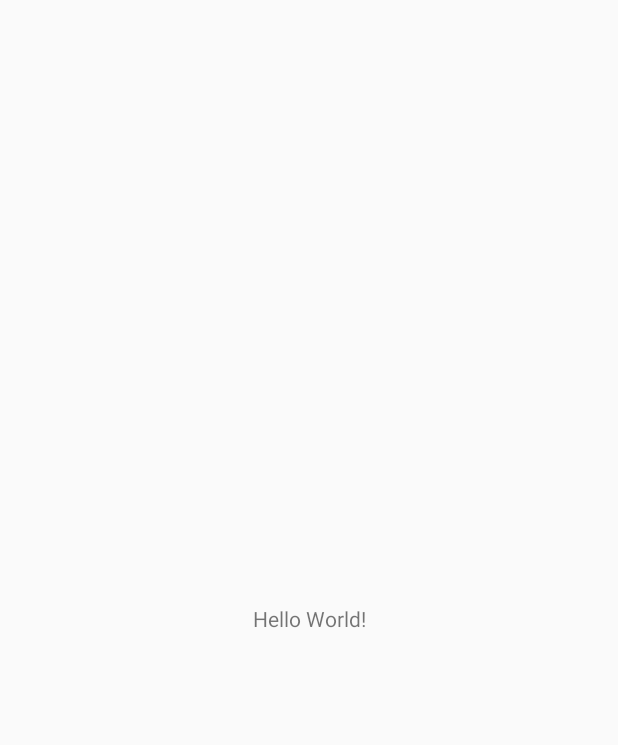
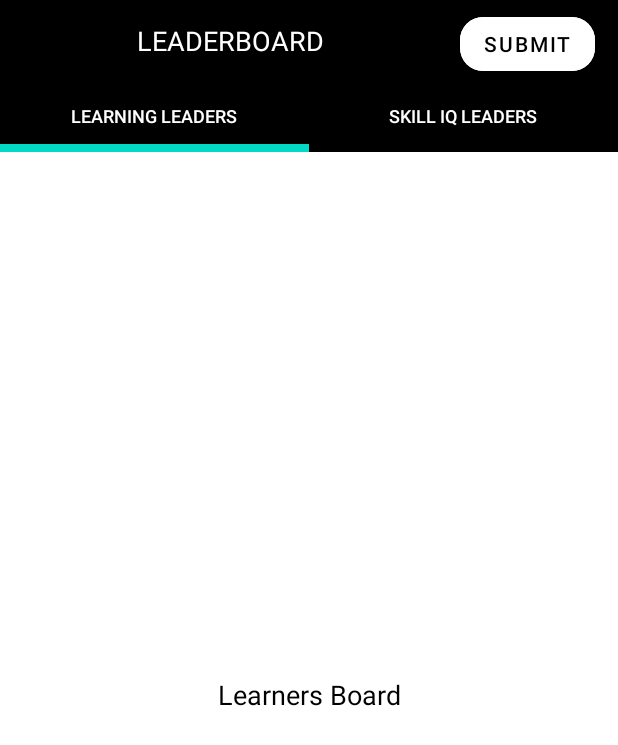
Before and after one commit to GozieUdemba/GADSLeaderboard, an Android app: the screen it shows after launch (MainActivity), on a phone screen of 412 x 824 dp. Before the commit the part shown is almost empty. Shown: the top 745 px of the screen. Run offline under Robolectric (Android 15) with nearby library versions, the phone set to English and light mode, and no system bars; our stand-ins replace data binding.

Commit message:
completed home screen ui

```diff
--- a/app/build.gradle
+++ b/app/build.gradle
@@ -20,6 +20,10 @@ android {
             proguardFiles getDefaultProguardFile('proguard-android-optimize.txt'), 'proguard-rules.pro'
         }
     }
+
+    buildFeatures{
+        dataBinding true
+    }
 }
 
 dependencies {
@@ -29,5 +33,7 @@ dependencies {
     testImplementation 'junit:junit:4.12'
     androidTestImplementation 'androidx.test.ext:junit:1.1.1'
     androidTestImplementation 'androidx.test.espresso:espresso-core:3.2.0'
+    implementation 'androidx.legacy:legacy-support-v4:1.0.0'
+    implementation 'com.google.android.material:material:1.2.0'
 
 }
--- /dev/null
+++ b/app/src/main/java/android/example/learnerleaderboard/LearningFragment.java
@@ -0,0 +1,33 @@
+package android.example.learnerleaderboard;
+
+import android.example.learnerleaderboard.databinding.FragmentLearningBinding;
+import android.os.Bundle;
+import android.view.LayoutInflater;
+import android.view.View;
+import android.view.ViewGroup;
+
+import androidx.annotation.NonNull;
+import androidx.annotation.Nullable;
+import androidx.databinding.DataBindingUtil;
+import androidx.fragment.app.Fragment;
+
+public class LearningFragment extends Fragment {
+
+    private FragmentLearningBinding binding;
+    @Override
+    public void onCreate(@Nullable Bundle savedInstanceState) {
+        super.onCreate(savedInstanceState);
+    }
+
+    @Nullable
+    @Override
+    public View onCreateView(@NonNull LayoutInflater inflater, @Nullable ViewGroup container, @Nullable Bundle savedInstanceState) {
+       binding = DataBindingUtil.inflate(inflater, R.layout.fragment_learning, container, false);
+        return binding.getRoot();
+    }
+
+    @Override
+    public void onViewCreated(@NonNull View view, @Nullable Bundle savedInstanceState) {
+        super.onViewCreated(view, savedInstanceState);
+    }
+}
--- a/app/src/main/java/android/example/learnerleaderboard/MainActivity.java
+++ b/app/src/main/java/android/example/learnerleaderboard/MainActivity.java
@@ -1,14 +1,63 @@
 package android.example.learnerleaderboard;
 
+import androidx.annotation.NonNull;
 import androidx.appcompat.app.AppCompatActivity;
+import androidx.databinding.DataBindingUtil;
+import androidx.fragment.app.Fragment;
+import androidx.fragment.app.FragmentActivity;
+import androidx.viewpager2.adapter.FragmentStateAdapter;
 
+import android.example.learnerleaderboard.databinding.ActivityMainBinding;
 import android.os.Bundle;
 
+import com.google.android.material.tabs.TabLayout;
+import com.google.android.material.tabs.TabLayoutMediator;
+
 public class MainActivity extends AppCompatActivity {
+
+    ActivityMainBinding binding;
+    private String[] tabTitles = new String[]{"Learning Leaders", "Skill IQ Leaders"};
 
     @Override
     protected void onCreate(Bundle savedInstanceState) {
         super.onCreate(savedInstanceState);
-        setContentView(R.layout.activity_main);
+        binding = DataBindingUtil.setContentView(this, R.layout.activity_main);
+
+        initializeTabs();
+    }
+
+    private void initializeTabs(){
+        binding.viewPager.setAdapter(new ViewPagerFragmentAdapter(this));
+
+        new TabLayoutMediator(binding.tabLayout, binding.viewPager, new TabLayoutMediator.TabConfigurationStrategy() {
+            @Override
+            public void onConfigureTab(@NonNull TabLayout.Tab tab, int position) {
+                tab.setText(tabTitles[position]);
+            }
+        }).attach();
+    }
+
+    private class ViewPagerFragmentAdapter extends FragmentStateAdapter{
+        public ViewPagerFragmentAdapter(@NonNull FragmentActivity fragment) {
+            super(fragment);
+        }
+
+        @NonNull
+        @Override
+        public Fragment createFragment(int position) {
+            switch (position){
+                case 0:
+                    return new LearningFragment();
+                case 1:
+                    return new SkillsFragment();
+            }
+            return new LearningFragment();
+
+        }
+
+        @Override
+        public int getItemCount() {
+            return 2;
+        }
     }
 }
--- a/app/src/main/res/layout/activity_main.xml
+++ b/app/src/main/res/layout/activity_main.xml
@@ -1,18 +1,74 @@
 <?xml version="1.0" encoding="utf-8"?>
-<androidx.constraintlayout.widget.ConstraintLayout xmlns:android="http://schemas.android.com/apk/res/android"
+<layout xmlns:android="http://schemas.android.com/apk/res/android"
     xmlns:app="http://schemas.android.com/apk/res-auto"
-    xmlns:tools="http://schemas.android.com/tools"
+    >
+
+
+    <androidx.coordinatorlayout.widget.CoordinatorLayout
+        android:layout_height="match_parent"
+        android:layout_width="match_parent"
+       >
+
+        <androidx.constraintlayout.widget.ConstraintLayout
             android:layout_width="match_parent"
             android:layout_height="match_parent"
-    tools:context=".MainActivity">
+            android:background="#000000">
 
             <TextView
+                android:id="@+id/textView"
                 android:layout_width="wrap_content"
                 android:layout_height="wrap_content"
-        android:text="Hello World!"
+                android:text="LEADERBOARD"
+                android:textColor="#FFFFFF"
+                android:textSize="18sp"
+                app:layout_constraintBottom_toBottomOf="@+id/button"
+                app:layout_constraintEnd_toStartOf="@+id/button"
+                app:layout_constraintStart_toStartOf="parent"
+                app:layout_constraintTop_toTopOf="parent">
+
+            </TextView>
+
+            <com.google.android.material.button.MaterialButton
+                android:id="@+id/button"
+                android:layout_width="wrap_content"
+                android:layout_height="wrap_content"
+                android:layout_marginTop="5dp"
+                android:layout_marginEnd="15dp"
+                android:layout_marginRight="15dp"
+                android:backgroundTint="#FFFFFF"
+                android:text="submit"
+                android:textColor="#000000"
+                app:cornerRadius="15dp"
+                app:layout_constraintEnd_toEndOf="parent"
+                app:layout_constraintTop_toTopOf="parent"></com.google.android.material.button.MaterialButton>
+
+            <com.google.android.material.tabs.TabLayout
+                android:id="@+id/tab_layout"
+                android:layout_width="match_parent"
+                android:layout_height="wrap_content"
+                app:layout_constraintEnd_toEndOf="parent"
+                app:layout_constraintStart_toStartOf="parent"
+                app:layout_constraintTop_toBottomOf="@+id/button"
+                app:tabTextColor="#FFFFFF"
+                app:tabSelectedTextColor="#FFFFFF"
+                style="@style/customtab"
+                ></com.google.android.material.tabs.TabLayout>
+
+          <androidx.viewpager2.widget.ViewPager2
+              android:id="@+id/view_pager"
+              android:layout_width="0dp"
+              android:layout_height="0dp"
               app:layout_constraintBottom_toBottomOf="parent"
-        app:layout_constraintLeft_toLeftOf="parent"
-        app:layout_constraintRight_toRightOf="parent"
-        app:layout_constraintTop_toTopOf="parent" />
+              app:layout_constraintEnd_toEndOf="parent"
+              app:layout_constraintStart_toStartOf="parent"
+              app:layout_constraintTop_toBottomOf="@id/tab_layout"
+              ></androidx.viewpager2.widget.ViewPager2>
+
+
 
         </androidx.constraintlayout.widget.ConstraintLayout>
+
+
+    </androidx.coordinatorlayout.widget.CoordinatorLayout>
+
+</layout>
--- /dev/null
+++ b/app/src/main/res/layout/fragment_learning.xml
@@ -0,0 +1,36 @@
+<?xml version="1.0" encoding="utf-8"?>
+<layout xmlns:android="http://schemas.android.com/apk/res/android"
+    xmlns:app="http://schemas.android.com/apk/res-auto"
+   >
+
+
+    <FrameLayout
+        android:layout_height="match_parent"
+        android:layout_width="match_parent"
+        >
+
+        <androidx.constraintlayout.widget.ConstraintLayout
+            android:layout_width="match_parent"
+            android:layout_height="match_parent"
+            android:background="#FFFFFF">
+
+            <TextView
+                android:layout_width="wrap_content"
+                android:layout_height="wrap_content"
+                android:text="Learners Board"
+                android:textColor="#000000"
+                android:textSize="18sp"
+                app:layout_constraintBottom_toBottomOf="parent"
+                app:layout_constraintEnd_toEndOf="parent"
+                app:layout_constraintStart_toStartOf="parent"
+                app:layout_constraintTop_toTopOf="parent">
+
+            </TextView>
+
+
+        </androidx.constraintlayout.widget.ConstraintLayout>
+
+
+    </FrameLayout>
+
+</layout>
--- a/app/src/main/res/values/styles.xml
+++ b/app/src/main/res/values/styles.xml
@@ -1,10 +1,25 @@
 <resources>
     <!-- Base application theme. -->
-    <style name="AppTheme" parent="Theme.AppCompat.Light.NoActionBar">
+    <style name="AppTheme" parent="Theme.MaterialComponents.NoActionBar">
         <!-- Customize your theme here. -->
         <item name="colorPrimary">@color/colorPrimary</item>
         <item name="colorPrimaryDark">@color/colorPrimaryDark</item>
         <item name="colorAccent">@color/colorAccent</item>
     </style>
 
+    <style name="customtab" parent="Widget.Design.TabLayout">
+        <!-- Customize your theme here. -->
+
+        <item name="tabTextAppearance">@style/customtabtext</item>
+        <item name="tabIndicatorHeight">5dp</item>
+
+    </style>
+
+    <style name="customtabtext" parent="TextAppearance.Design.Tab">
+
+        <item name="android:textSize">12sp</item>
+        <item name="android:textAllCaps">true</item>
+
+    </style>
+
 </resources>
```
Also changed, not shown: app/src/main/java/android/example/learnerleaderboard/SkillsFragment.java (added, +33 -0 lines), app/src/main/res/drawable/circle.xml (added, +9 -0 lines), app/src/main/res/layout/activity_splash.xml (+10 -0 lines), app/src/main/res/layout/fragment_skills.xml (added, +36 -0 lines). Lines whose indentation alone changed are shown as unchanged.
